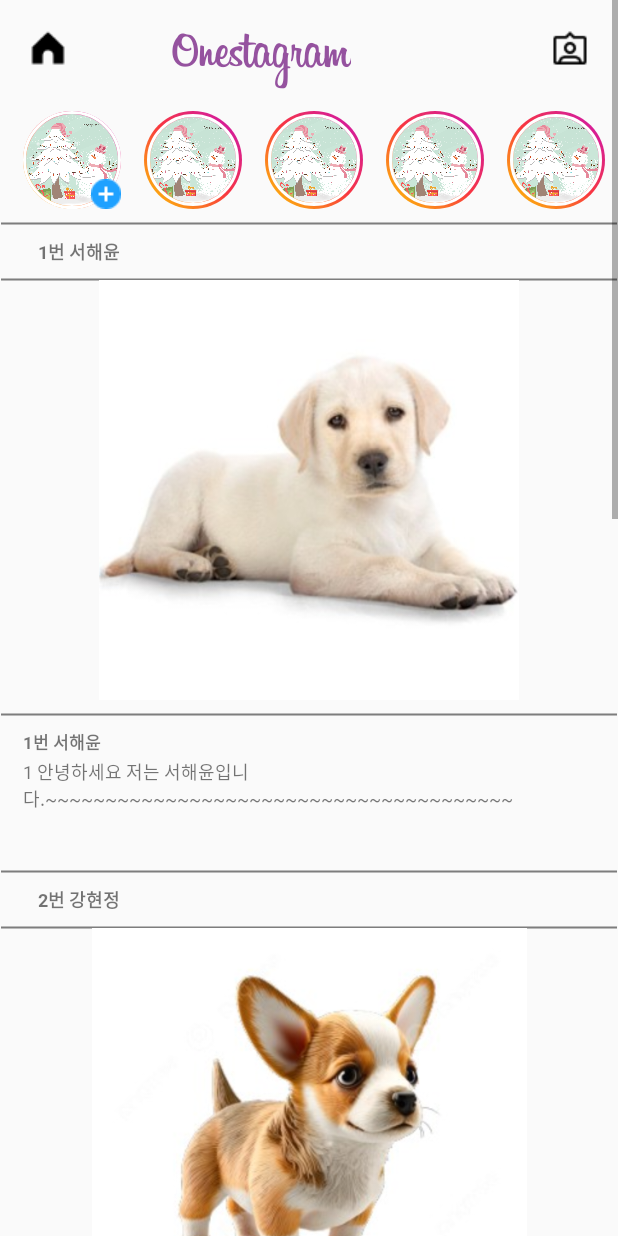
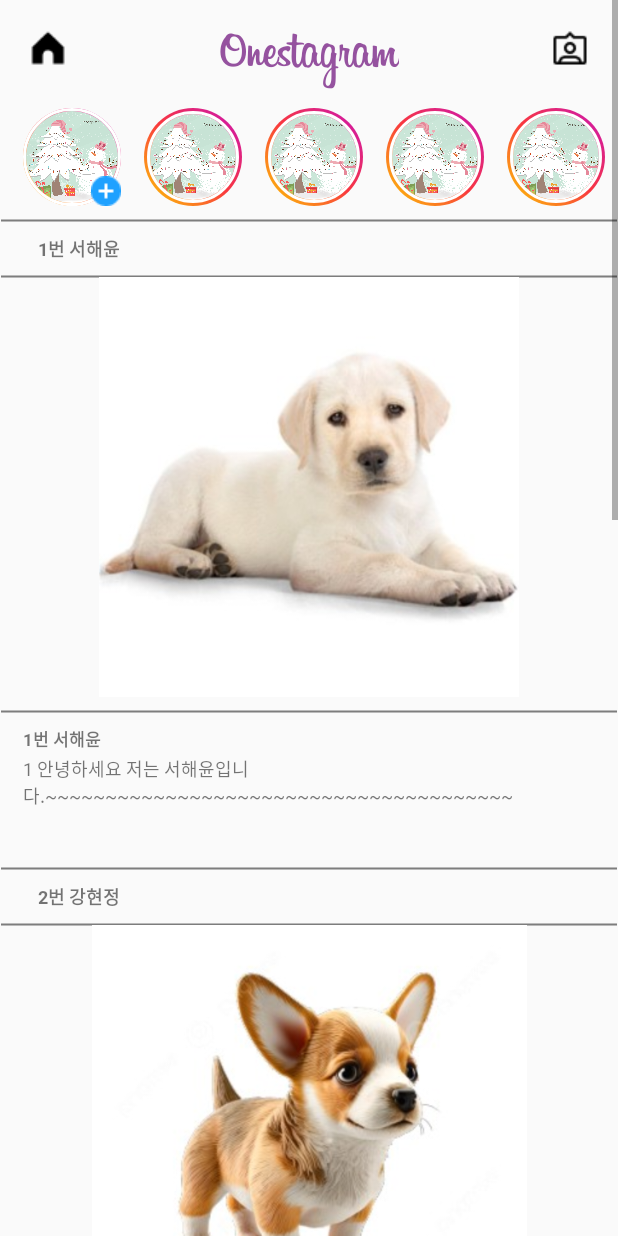
Before and after one commit to SeoHeaYun/One-Project, an Android app: the DetailPageActivity screen opened directly, with no data from a screen before it, after a tap on an icon or button, on a phone screen of 412 x 824 dp. Run offline under Robolectric (Android 15) with nearby library versions, the phone set to English and light mode, and no system bars; our stand-ins replace CircleImageView.

```diff
--- a/app/src/main/java/com/example/myapplication/DetailPageActivity.kt
+++ b/app/src/main/java/com/example/myapplication/DetailPageActivity.kt
@@ -42,7 +42,7 @@ class DetailPageActivity : AppCompatActivity() {
         }
 
         // 첫번째 게시글의 이름, 이미지, 글
-/*        val userName1 = findViewById<TextView>(R.id.userName1)
+        val userName1 = findViewById<TextView>(R.id.userName1)
         val postImage1 = findViewById<ImageView>(R.id.post_image1)
         val postWriting1 = findViewById<TextView>(R.id.post_writing1)
 
@@ -57,6 +57,6 @@ class DetailPageActivity : AppCompatActivity() {
 
         userName2.text = userId
         userMap[userId]?.postImage?.let { postImage2.setImageResource(it.get(1)) }
-        postWriting2.text = userMap[userId]?.postWriting?.get(1)*/
+        postWriting2.text = userMap[userId]?.postWriting?.get(1)
     }
 }
--- a/app/src/main/res/layout/activity_main.xml
+++ b/app/src/main/res/layout/activity_main.xml
@@ -23,13 +23,13 @@
         <TextView
             android:layout_width="wrap_content"
             android:layout_height="wrap_content"
-            android:layout_marginStart="70dp"
-            android:layout_marginTop="15dp"
             android:fontFamily="@font/logo"
             android:text="@string/one_stagram"
             android:textColor="@color/purple"
             android:textSize="35dp"
-            app:layout_constraintStart_toEndOf="@+id/btn_home"
+            android:layout_marginTop="15dp"
+            app:layout_constraintEnd_toEndOf="parent"
+            app:layout_constraintStart_toStartOf="parent"
             app:layout_constraintTop_toTopOf="parent" />
 
         <ImageView
@@ -46,7 +46,7 @@
             android:id="@+id/sv_horizontal"
             android:layout_width="match_parent"
             android:layout_height="wrap_content"
-            android:layout_marginTop="30dp"
+            android:layout_marginTop="28dp"
             android:scrollbars="none"
             app:layout_constraintStart_toStartOf="parent"
             app:layout_constraintTop_toBottomOf="@+id/btn_home" >
```
Also changed, not shown: app/src/main/res/layout/activity_my_page.xml (+2 -6 lines), app/src/main/res/drawable-night/ic_btn_home.png (renamed from app/src/main/res/drawable-night/ic_btn_home1.png).
